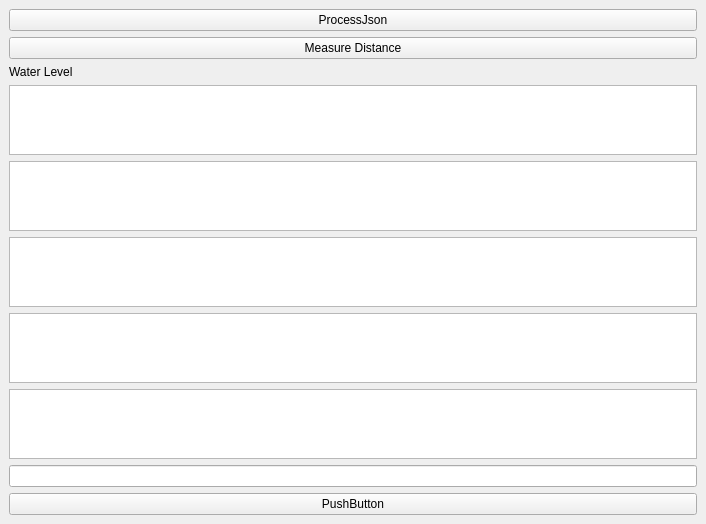
Old version of the form mainwindow.ui in the repository HoomanMoradpour/Combination_RaspberryPi_V2.
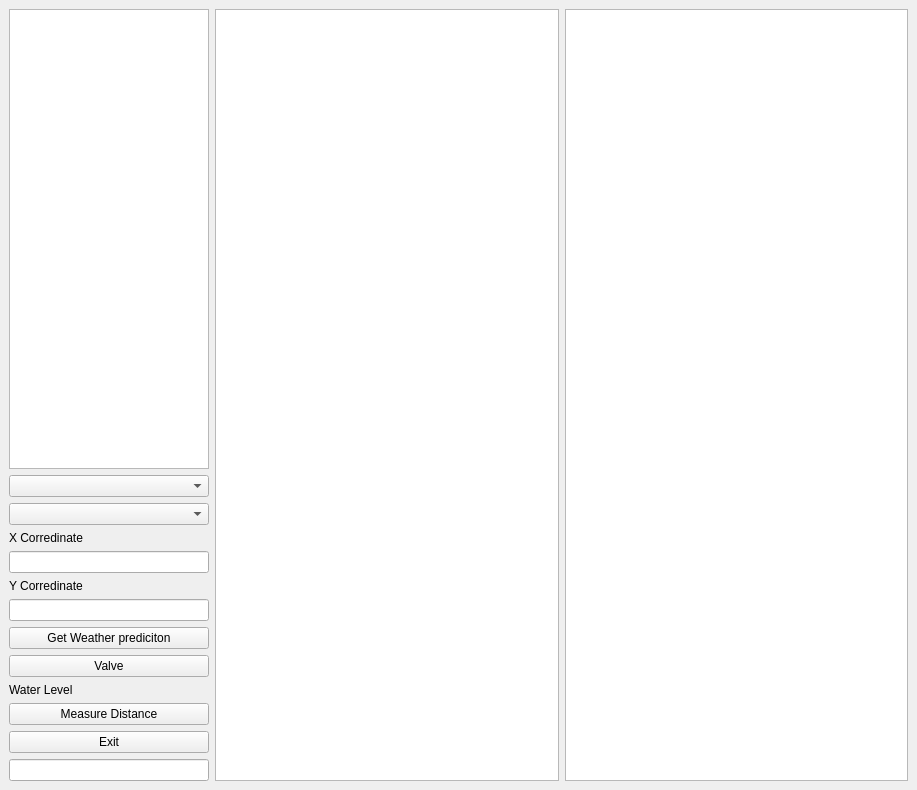
New version of the form.

Diff of the .ui file:
```diff
--- a/mainwindow.ui
+++ b/mainwindow.ui
@@ -6,66 +6,110 @@
    <rect>
     <x>0</x>
     <y>0</y>
-    <width>706</width>
-    <height>446</height>
+    <width>917</width>
+    <height>790</height>
    </rect>
   </property>
   <property name="windowTitle">
    <string>MainWindow</string>
   </property>
   <widget class="QWidget" name="centralwidget">
-   <layout class="QVBoxLayout" name="verticalLayout">
+   <layout class="QHBoxLayout" name="horizontalLayout" stretch="1,2,2">
     <item>
-     <layout class="QVBoxLayout" name="chartLayout_4">
-      <item>
-       <widget class="QPushButton" name="ProcessJson">
+     <layout class="QGridLayout" name="gridLayout_3">
+      <item row="5" column="0">
+       <widget class="QLabel" name="label_3">
         <property name="text">
-         <string>ProcessJson</string>
+         <string>Y Corredinate</string>
         </property>
        </widget>
       </item>
-      <item>
-       <widget class="QPushButton" name="pushButton_Measure_distance">
-        <property name="text">
-         <string>Measure Distance</string>
-        </property>
-       </widget>
-      </item>
-      <item>
+      <item row="9" column="0">
        <widget class="QLabel" name="label">
         <property name="text">
          <string>Water Level</string>
         </property>
        </widget>
       </item>
-      <item>
-       <widget class="QListWidget" name="listWidget_contents_2"/>
+      <item row="8" column="0">
+       <widget class="QPushButton" name="Valve">
+        <property name="text">
+         <string>Valve</string>
+        </property>
+       </widget>
       </item>
-      <item>
-       <widget class="QListWidget" name="listWidget_contents_3"/>
+      <item row="12" column="0">
+       <widget class="QLineEdit" name="lineEdit"/>
       </item>
-      <item>
-       <widget class="QListWidget" name="listWidget_3"/>
+      <item row="11" column="0">
+       <widget class="QPushButton" name="exitButton">
+        <property name="text">
+         <string>Exit</string>
+        </property>
+       </widget>
       </item>
-      <item>
-       <widget class="QListWidget" name="listWidget_2"/>
+      <item row="3" column="0">
+       <widget class="QLabel" name="label_2">
+        <property name="text">
+         <string>X Corredinate</string>
+        </property>
+       </widget>
       </item>
-      <item>
-       <widget class="QTextEdit" name="textEdit"/>
+      <item row="2" column="0">
+       <widget class="QComboBox" name="cityComboBox"/>
       </item>
-      <item>
-       <layout class="QVBoxLayout" name="verticalLayout_3">
-        <item>
-         <widget class="QLineEdit" name="lineEdit"/>
-        </item>
-       </layout>
+      <item row="6" column="0">
+       <widget class="QLineEdit" name="Y_coordinate"/>
       </item>
-      <item>
-       <widget class="QPushButton" name="pushButton">
+      <item row="7" column="0">
+       <widget class="QPushButton" name="submitButton">
         <property name="text">
-         <string>PushButton</string>
+         <string>Get Weather prediciton</string>
         </property>
        </widget>
+      </item>
+      <item row="4" column="0">
+       <widget class="QLineEdit" name="X_coordinate"/>
+      </item>
+      <item row="10" column="0">
+       <widget class="QPushButton" name="pushButton_Measure_distance">
+        <property name="text">
+         <string>Measure Distance</string>
+        </property>
+       </widget>
+      </item>
+      <item row="0" column="0">
+       <widget class="QTextEdit" name="textEdit">
+        <property name="sizePolicy">
+         <sizepolicy hsizetype="Expanding" vsizetype="Expanding">
+          <horstretch>0</horstretch>
+          <verstretch>1</verstretch>
+         </sizepolicy>
+        </property>
+        <property name="minimumSize">
+         <size>
+          <width>200</width>
+          <height>0</height>
+         </size>
+        </property>
+       </widget>
+      </item>
+      <item row="1" column="0">
+       <widget class="QComboBox" name="stateComboBox"/>
+      </item>
+     </layout>
+    </item>
+    <item>
+     <layout class="QVBoxLayout" name="LayoutProbPanel">
+      <item>
+       <widget class="QListWidget" name="listWidgetProb"/>
+      </item>
+     </layout>
+    </item>
+    <item>
+     <layout class="QVBoxLayout" name="LayoutQuanPanel">
+      <item>
+       <widget class="QListWidget" name="listWidgetQuan"/>
       </item>
      </layout>
     </item>
```
Left out of the diff: 4 changed lines with no effect on the pictures.
